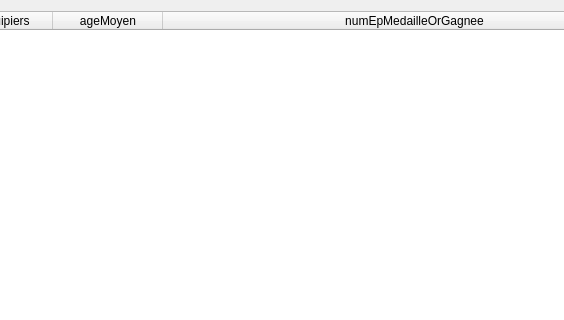
This is gui/v1_tableAgeMoyen.ui in Juloos/CEBD-PROJET-S5-2022 as Qt 5 draws it before an edit; both pictures show x 179 to 743 and y 0 to 320 of the 857 by 512 pixel window. The edited form follows.
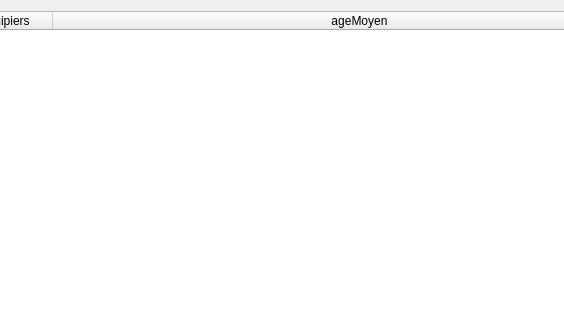
This is the edited form.

Commit message: Correction UI partie 2.1

```diff
--- a/gui/v1_tableAgeMoyen.ui
+++ b/gui/v1_tableAgeMoyen.ui
@@ -44,7 +44,7 @@
       <bool>true</bool>
      </property>
      <property name="columnCount">
-      <number>4</number>
+      <number>3</number>
      </property>
      <attribute name="horizontalHeaderCascadingSectionResizes">
       <bool>true</bool>
@@ -82,11 +82,6 @@
        <string>ageMoyen</string>
       </property>
      </column>
-     <column>
-      <property name="text">
-       <string>numEpMedailleOrGagnee</string>
-      </property>
-     </column>
     </widget>
    </item>
    <item>
```
